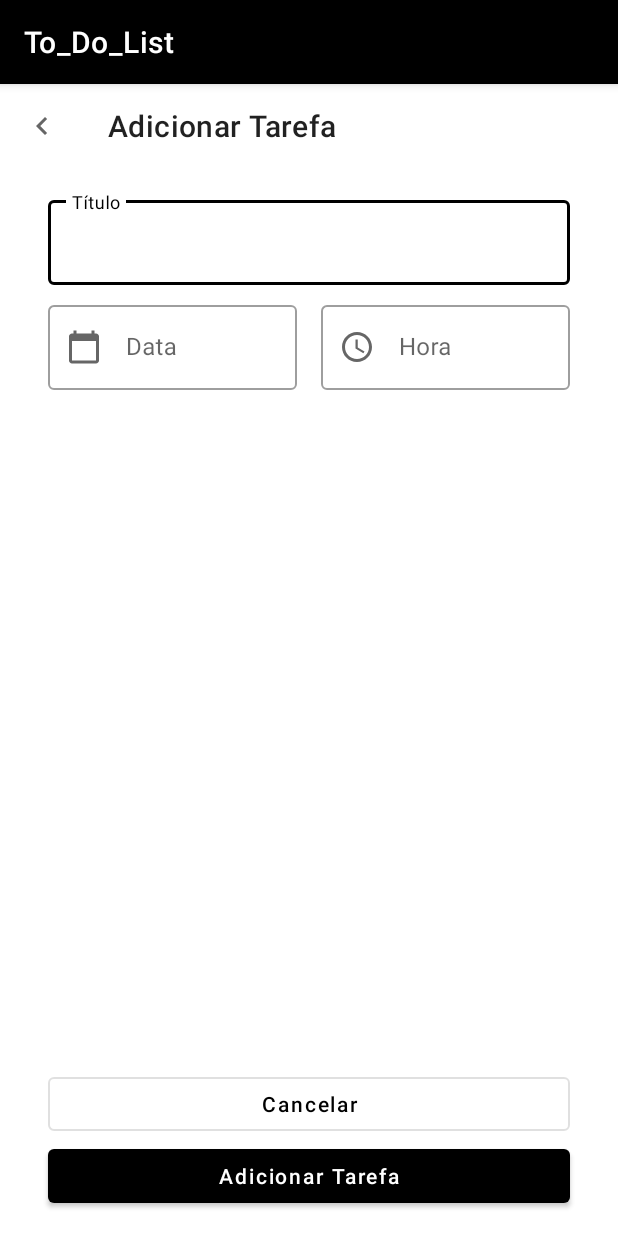
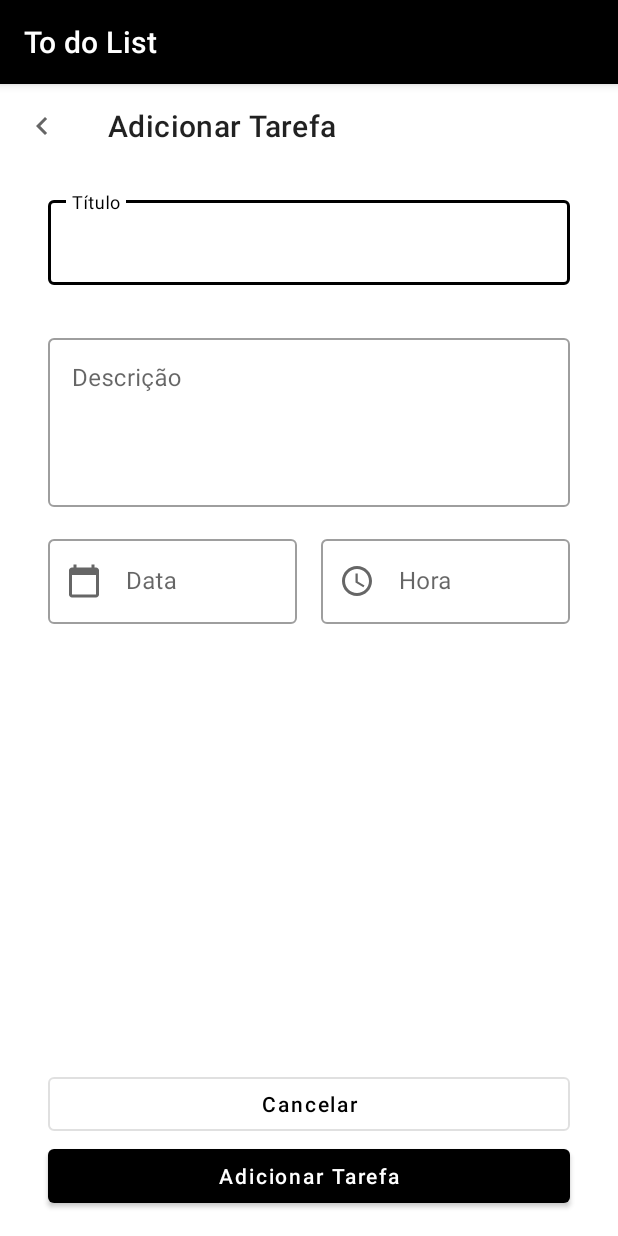
Before and after one commit to felipkv/ToDoList, an Android app: the AddTaskActivity screen opened directly, with no data from a screen before it, on a phone screen of 412 x 824 dp. Run offline under Robolectric (Android 15) with nearby library versions, the phone set to English and light mode, and no system bars.

Commit message:
added description feature and changed layout

```diff
--- a/app/src/main/java/br/com/dio/to_do_list/model/Task.kt
+++ b/app/src/main/java/br/com/dio/to_do_list/model/Task.kt
@@ -2,6 +2,7 @@ package br.com.dio.to_do_list.model
 
 data class Task(
     val title: String,
+    val description: String,
     val hour: String,
     val date: String,
     val id: Int = 0
--- a/app/src/main/java/br/com/dio/to_do_list/ui/AddTaskActivity.kt
+++ b/app/src/main/java/br/com/dio/to_do_list/ui/AddTaskActivity.kt
@@ -27,6 +27,7 @@ class AddTaskActivity : AppCompatActivity() {
             val taskId = intent.getIntExtra(TASK_ID, 0)
             TaskDataSource.findById(taskId)?.let {  task ->
                 binding.tilTitle.text = task.title
+                binding.tilDescription.text = task.description
                 binding.tilDate.text = task.date
                 binding.tilHour.text = task.hour
             }
@@ -69,6 +70,7 @@ class AddTaskActivity : AppCompatActivity() {
         binding.btnNewTask.setOnClickListener {
             val task = Task(
                 title = binding.tilTitle.text,
+                description = binding.tilDescription.text,
                 date = binding.tilDate.text,
                 hour = binding.tilHour.text,
                 id = intent.getIntExtra(TASK_ID, 0)
--- a/app/src/main/java/br/com/dio/to_do_list/ui/TaskListAdapter.kt
+++ b/app/src/main/java/br/com/dio/to_do_list/ui/TaskListAdapter.kt
@@ -31,6 +31,7 @@ class TaskListAdapter : ListAdapter<Task, TaskListAdapter.TaskViewHolder>(DiffCa
 
         fun bind(item: Task) {
             binding.tvTitle.text = item.title
+            binding.tvDescription.text = item.description
             binding.tvDate.text = "${item.date} ${item.hour}"
             binding.ivMore.setOnClickListener {
                 showPopup(item)
--- a/app/src/main/res/layout/activity_add_task.xml
+++ b/app/src/main/res/layout/activity_add_task.xml
@@ -1,5 +1,6 @@
 <?xml version="1.0" encoding="utf-8"?>
 <androidx.constraintlayout.widget.ConstraintLayout xmlns:android="http://schemas.android.com/apk/res/android"
+    xmlns:tools="http://schemas.android.com/tools"
     android:layout_width="match_parent"
     android:layout_height="match_parent"
     xmlns:app="http://schemas.android.com/apk/res-auto">
@@ -48,15 +49,35 @@
     </com.google.android.material.textfield.TextInputLayout>
 
     <com.google.android.material.textfield.TextInputLayout
+        android:id="@+id/til_description"
+        android:layout_width="0dp"
+        android:layout_height="wrap_content"
+        app:layout_constraintTop_toBottomOf="@id/til_title"
+        app:layout_constraintStart_toStartOf="@id/guide_start"
+        app:layout_constraintEnd_toEndOf="@id/guide_end"
+        android:hint="@string/label_description"
+        style="@style/Widget.MaterialComponents.TextInputLayout.OutlinedBox"
+        android:layout_marginTop="30dp">
+
+        <com.google.android.material.textfield.TextInputEditText
+            android:inputType="textMultiLine"
+            android:layout_width="match_parent"
+            android:layout_height="wrap_content"
+            android:lines="4"
+            android:gravity="top"/>
+    </com.google.android.material.textfield.TextInputLayout>
+
+
+    <com.google.android.material.textfield.TextInputLayout
         android:id="@+id/til_date"
         android:layout_width="0dp"
         android:layout_height="wrap_content"
-        android:layout_marginTop="8dp"
+        android:layout_marginTop="16dp"
         android:layout_marginEnd="16dp"
         android:hint="@string/label_date"
         app:startIconDrawable="@drawable/ic_calendar"
         style="@style/Widget.MaterialComponents.TextInputLayout.OutlinedBox"
-        app:layout_constraintTop_toBottomOf="@id/til_title"
+        app:layout_constraintTop_toBottomOf="@id/til_description"
         app:layout_constraintStart_toStartOf="@id/guide_start"
         app:layout_constraintEnd_toStartOf="@id/til_hour">
 
--- a/app/src/main/res/values/strings.xml
+++ b/app/src/main/res/values/strings.xml
@@ -1,5 +1,5 @@
 <resources>
-    <string name="app_name">To_Do_List</string>
+    <string name="app_name">To do List</string>
     <string name="label_tasks">Tarefas</string>
     <string name="label_title">Título</string>
     <string name="label_new_task">Adicionar Tarefa</string>
@@ -10,4 +10,5 @@
     <string name="label_edit">Editar</string>
     <string name="label_delete">Deletar</string>
     <string name="label_no_tasks">Ops! Você não possui\n nenhuma tarefa</string>
+    <string name="label_description">Descrição</string>
 </resources>
```
Also changed, not shown: app/src/main/res/layout/item_task.xml (+17 -5 lines).
